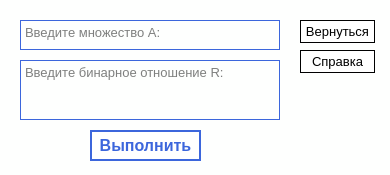
The window that ui_mainwindow.ui (RozeQz/HasseDiagram) describes before a commit, drawn with Qt 5.
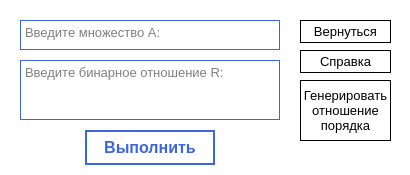
The same window after the commit.

Commit message: Add button to generate random order relation

```diff
--- a/ui_mainwindow.ui
+++ b/ui_mainwindow.ui
@@ -9,7 +9,7 @@
    <rect>
     <x>0</x>
     <y>0</y>
-    <width>390</width>
+    <width>410</width>
     <height>175</height>
    </rect>
   </property>
@@ -21,13 +21,13 @@
   </property>
   <property name="minimumSize">
    <size>
-    <width>390</width>
+    <width>410</width>
     <height>175</height>
    </size>
   </property>
   <property name="maximumSize">
    <size>
-    <width>390</width>
+    <width>410</width>
     <height>175</height>
    </size>
   </property>
@@ -218,10 +218,10 @@
    <widget class="QPushButton" name="btn_run">
     <property name="geometry">
      <rect>
-      <x>90</x>
+      <x>85</x>
       <y>130</y>
-      <width>111</width>
-      <height>31</height>
+      <width>130</width>
+      <height>35</height>
      </rect>
     </property>
     <property name="font">
@@ -324,7 +324,7 @@
      <rect>
       <x>300</x>
       <y>50</y>
-      <width>75</width>
+      <width>91</width>
       <height>23</height>
      </rect>
     </property>
@@ -354,7 +354,7 @@
      <rect>
       <x>300</x>
       <y>20</y>
-      <width>75</width>
+      <width>91</width>
       <height>23</height>
      </rect>
     </property>
@@ -379,6 +379,48 @@
      <string>Вернуться</string>
     </property>
    </widget>
+   <widget class="QPushButton" name="btn_gen">
+    <property name="geometry">
+     <rect>
+      <x>300</x>
+      <y>80</y>
+      <width>91</width>
+      <height>61</height>
+     </rect>
+    </property>
+    <property name="font">
+     <font>
+      <family>Arial</family>
+      <pointsize>10</pointsize>
+      <weight>11</weight>
+      <italic>false</italic>
+      <bold>false</bold>
+     </font>
+    </property>
+    <property name="autoFillBackground">
+     <bool>false</bool>
+    </property>
+    <property name="styleSheet">
+     <string notr="true">white-space: normal;
+border-color: black;
+font: 90 10pt &quot;Arial&quot;;
+color: #black;
+border-width: 1px;
+border-style: solid;
+background-color: rgb(255, 255, 255);</string>
+    </property>
+    <property name="text">
+     <string>Генерировать
+отношение
+порядка</string>
+    </property>
+    <property name="autoRepeat">
+     <bool>false</bool>
+    </property>
+    <property name="flat">
+     <bool>false</bool>
+    </property>
+   </widget>
   </widget>
  </widget>
  <resources/>
```
Left out of the diff: 6 changed lines with no effect on the pictures. The commit also changes 2 other files.
